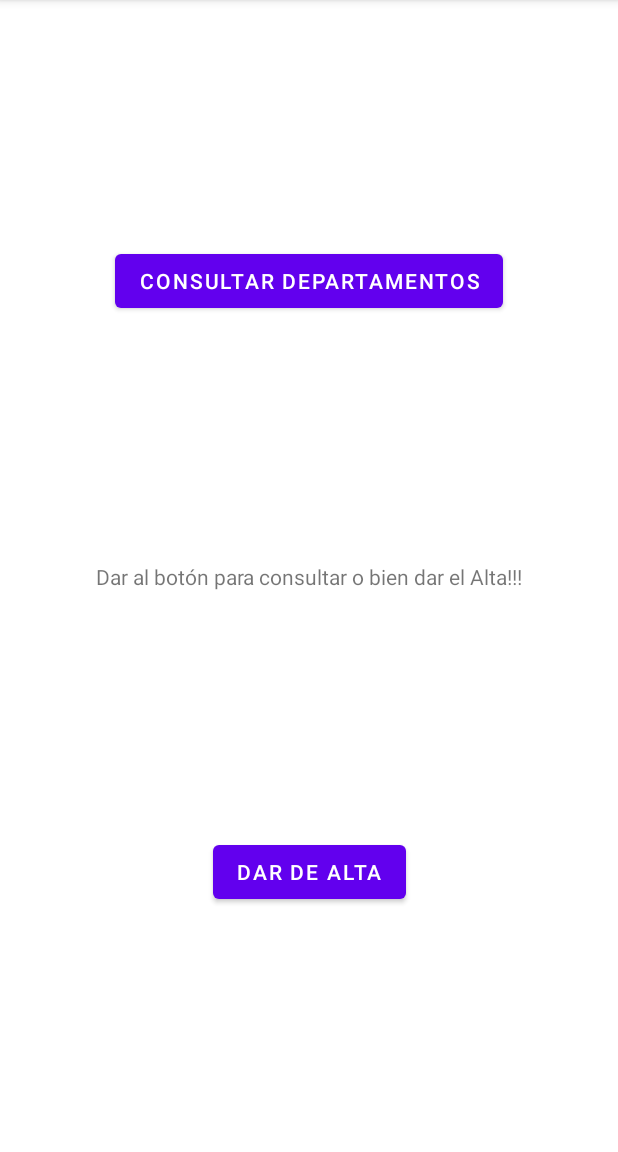
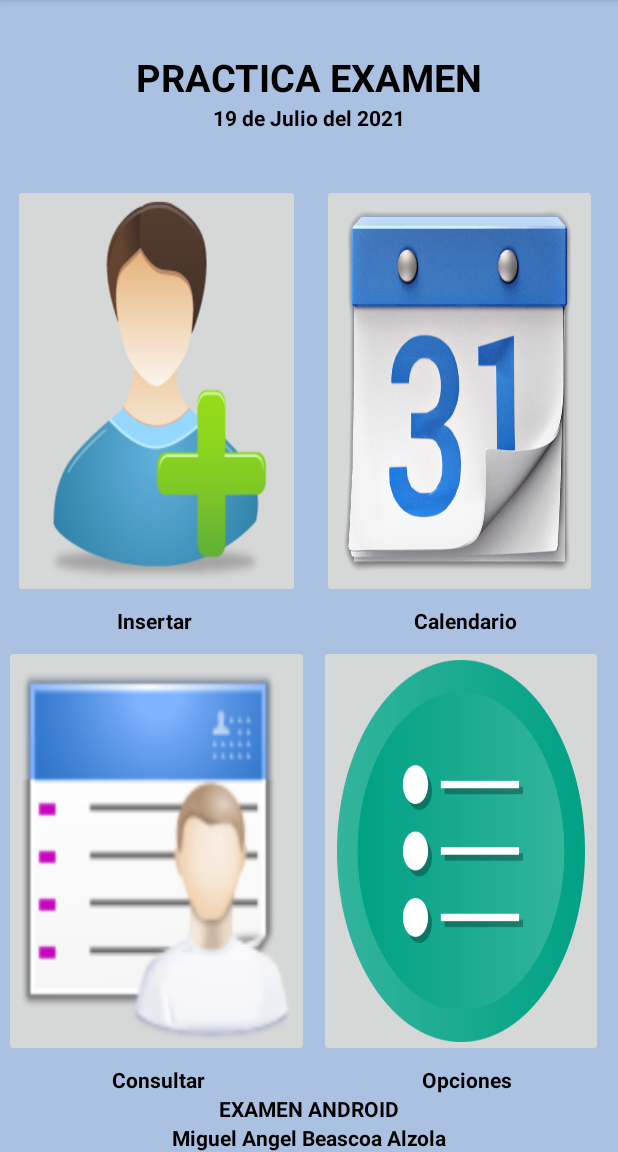
Before and after one commit to mbeascoa/EXAMEN53CRUDwebApiDepartamentosCore, an Android app: the screen it shows after launch (MainActivity), on a phone screen of 412 x 824 dp, the part 84-1236 px from its top. Run offline under Robolectric (Android 15) with nearby library versions, the phone set to English and light mode, and no system bars.

Commit message:
incorporacion menu

```diff
--- a/app/src/main/java/com/example/a53crudwebapidepartamentoscore/MainActivity.java
+++ b/app/src/main/java/com/example/a53crudwebapidepartamentoscore/MainActivity.java
@@ -6,23 +6,24 @@ import android.content.Intent;
 import android.os.Bundle;
 import android.view.View;
 import android.widget.Button;
+import android.widget.ImageButton;
 import android.widget.TextView;
+import android.widget.ImageView;
 
 
 public class MainActivity extends AppCompatActivity {
 
-    Button botonleer, botonalta;
+    ImageButton botonleer, botonalta;
     TextView txtdatos;
 
     @Override
     protected void onCreate(Bundle savedInstanceState) {
         super.onCreate(savedInstanceState);
         setContentView(R.layout.activity_main);
-        this.txtdatos = (TextView) findViewById(R.id.txt_datos);
-        this.botonleer = (Button) findViewById(R.id.btn_daralta);
-        this.botonalta = (Button) findViewById(R.id.btn_daralta);
+        this.txtdatos = (TextView) findViewById(R.id.txExamenAndroid);
+        this.botonleer = (ImageButton) findViewById(R.id.button_topleft);
+        this.botonalta = (ImageButton) findViewById(R.id.button_downleft);
     }
-
 
 
     public void insertarRegistro (View view){
--- a/app/src/main/res/layout/activity_main.xml
+++ b/app/src/main/res/layout/activity_main.xml
@@ -1,41 +1,197 @@
 <?xml version="1.0" encoding="utf-8"?>
-<androidx.constraintlayout.widget.ConstraintLayout xmlns:android="http://schemas.android.com/apk/res/android"
+<LinearLayout xmlns:android="http://schemas.android.com/apk/res/android"
     xmlns:app="http://schemas.android.com/apk/res-auto"
-    xmlns:tools="http://schemas.android.com/tools"
-    android:layout_width="match_parent"
-    android:layout_height="match_parent"
-    tools:context=".MainActivity">
+    android:orientation="vertical"
+    android:layout_width="fill_parent"
+    android:layout_height="fill_parent"
+    android:background="#AAC1E2" >
+
+    <LinearLayout
+        android:orientation="vertical"
+        android:layout_width="fill_parent"
+        android:layout_height="fill_parent"
+        android:layout_weight="4"
+        android:gravity="center">
 
         <TextView
-        android:id="@+id/txt_datos"
+            android:id="@+id/txExamen"
+            android:layout_width="fill_parent"
+            android:layout_height="wrap_content"
+            android:gravity="center"
+            android:text="PRACTICA EXAMEN"
+            android:textColor="#000000"
+            android:textSize="25sp"
+            android:textStyle="bold" />
+
+        <TextView
+            android:id="@+id/txPerfil"
+            android:layout_width="fill_parent"
+            android:layout_height="wrap_content"
+            android:gravity="center"
+            android:text="19 de Julio del 2021"
+            android:textColor="#000000"
+            android:textStyle="bold" />
+
+    </LinearLayout>
+
+    <TableLayout
+        android:layout_width="fill_parent"
+        android:layout_height="fill_parent"
+        android:layout_weight="1"
+        >
+
+        <TableRow
+            android:layout_weight="1"
+            android:gravity="center"
+            android:paddingLeft="10px"
+            android:paddingRight="10px"
+            android:paddingBottom = "10px"
+            >
+            <LinearLayout
+                android:orientation="vertical"
+                android:layout_width="fill_parent"
+                android:layout_height="fill_parent"
+                android:layout_weight="1"
+                android:gravity="center"
+                android:paddingRight="20px"
+                >
+
+                <ImageButton
+                    android:id="@+id/button_topleft"
                     android:layout_width="wrap_content"
                     android:layout_height="wrap_content"
-        android:text="Dar al botón para consultar o bien dar el Alta!!!"
-        app:layout_constraintBottom_toBottomOf="parent"
-        app:layout_constraintLeft_toLeftOf="parent"
-        app:layout_constraintRight_toRightOf="parent"
-        app:layout_constraintTop_toTopOf="parent" />
+                    android:layout_marginLeft="2dp"
+                    android:layout_marginRight="1dp"
+                    android:layout_marginBottom="5dp"
+                    android:layout_weight="1"
+                    android:adjustViewBounds="true"
+                    android:onClick="insertarRegistro"
+                    android:scaleType="fitXY"
+                    android:src="@drawable/adduser" />
 
-    <Button
-        android:id="@+id/btn_consultar"
+                <TextView
+                    android:layout_width="fill_parent"
+                    android:layout_height="wrap_content"
+                    android:gravity="center"
+                    android:text="Insertar "
+                    android:textColor="#000000"
+                    android:textStyle="bold" />
+            </LinearLayout>
+
+            <LinearLayout
+                android:layout_width="fill_parent"
+                android:layout_height="fill_parent"
+                android:layout_weight="4"
+                android:gravity="center"
+                android:orientation="vertical"
+                >
+
+                <ImageButton
+                    android:id="@+id/button_topright"
                     android:layout_width="wrap_content"
                     android:layout_height="wrap_content"
-        android:onClick="leerRegistros"
-        android:text="Consultar Departamentos"
-        app:layout_constraintBottom_toTopOf="@+id/txt_datos"
-        app:layout_constraintEnd_toEndOf="parent"
-        app:layout_constraintStart_toStartOf="parent"
-        app:layout_constraintTop_toTopOf="parent" />
+                    android:layout_weight="1"
+                    android:layout_marginBottom="5dp"
+                    android:layout_marginLeft="2dp"
+                    android:layout_marginRight="5dp"
+                    android:adjustViewBounds="true"
+                    android:scaleType="fitXY"
+                    android:src="@drawable/calendario" />
 
-    <Button
-        android:id="@+id/btn_daralta"
+
+                <TextView
+                    android:layout_width="fill_parent"
+                    android:layout_height="wrap_content"
+                    android:gravity="center"
+                    android:text="Calendario"
+                    android:textColor="#000000"
+                    android:textStyle="bold" />
+            </LinearLayout>
+
+
+        </TableRow>
+
+        <TableRow
+            android:layout_weight="1"
+            android:gravity="center"
+            >
+
+            <LinearLayout
+                android:orientation="vertical"
+                android:layout_width="fill_parent"
+                android:layout_height="fill_parent"
+                android:layout_weight="1"
+                android:gravity="center">
+
+                <ImageButton
+                    android:id="@+id/button_downleft"
                     android:layout_width="wrap_content"
                     android:layout_height="wrap_content"
-        android:onClick="insertarRegistro"
-        android:text="Dar de Alta"
-        app:layout_constraintBottom_toBottomOf="parent"
-        app:layout_constraintEnd_toEndOf="parent"
-        app:layout_constraintStart_toStartOf="parent"
-        app:layout_constraintTop_toBottomOf="@+id/txt_datos" />
+                    android:layout_marginLeft="3dp"
+                    android:layout_marginRight="4dp"
+                    android:layout_marginBottom="5dp"
+                    android:layout_weight="1"
+                    android:adjustViewBounds="true"
+                    android:onClick="leerRegistros"
+                    android:scaleType="fitXY"
+                    android:src="@drawable/contactos" />
 
-</androidx.constraintlayout.widget.ConstraintLayout>
+                <TextView
+                    android:layout_width="fill_parent"
+                    android:layout_height="wrap_content"
+                    android:gravity="center"
+                    android:text="Consultar"
+                    android:textColor="#000000"
+                    android:textStyle="bold" />
+            </LinearLayout>
+
+            <LinearLayout
+                android:orientation="vertical"
+                android:layout_width="fill_parent"
+                android:layout_height="fill_parent"
+                android:layout_weight="4"
+                android:gravity="center"
+                >
+
+                <ImageButton
+                    android:id="@+id/button_downright"
+                    android:layout_width="wrap_content"
+                    android:layout_height="wrap_content"
+                    android:layout_marginBottom="5dp"
+                    android:layout_marginLeft="4dp"
+                    android:layout_marginRight="8dp"
+                    android:layout_marginTop="0dp"
+                    android:layout_weight="1"
+                    android:adjustViewBounds="true"
+                    android:scaleType="fitXY"
+                    android:src="@drawable/opciones" />
+
+                <TextView
+                    android:layout_width="fill_parent"
+                    android:layout_height="wrap_content"
+                    android:gravity="center"
+                    android:textStyle="bold"
+                    android:textColor="#000000"
+                    android:text="Opciones"/>
+            </LinearLayout>
+        </TableRow>
+    </TableLayout>
+
+    <TextView
+        android:id="@+id/txExamenAndroid"
+        android:layout_width="fill_parent"
+        android:layout_height="wrap_content"
+        android:gravity="center"
+        android:text="EXAMEN ANDROID"
+        android:textColor="#000000"
+        android:textStyle="bold" />
+
+    <TextView
+        android:id="@+id/txMiguelBeascoa"
+        android:layout_width="fill_parent"
+        android:layout_height="wrap_content"
+        android:gravity="center"
+        android:text="Miguel Angel Beascoa Alzola"
+        android:textColor="#000000"
+        android:textStyle="bold" />
+</LinearLayout>
```
Also changed, not shown: app/src/main/res/drawable/adduser.png (added), app/src/main/res/drawable/calendario.png (added), app/src/main/res/drawable/contactos.png (added), app/src/main/res/drawable/opciones.png (added). Lines whose indentation alone changed are shown as unchanged.
